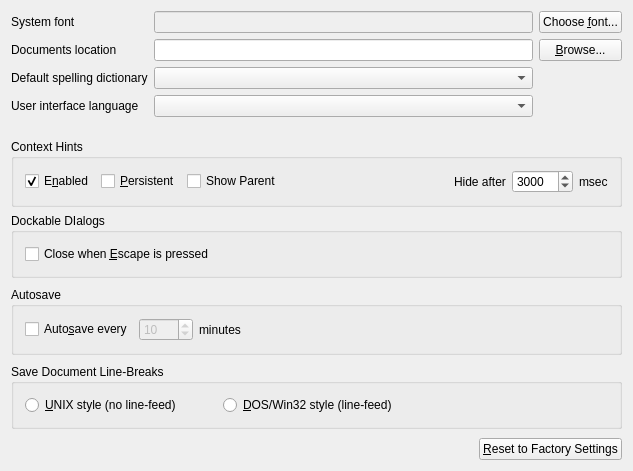
First picture: the form in serna/core/qt/GeneralPropertiesWidgetBase.ui, repository axmetishe/serna-free, before the edit.
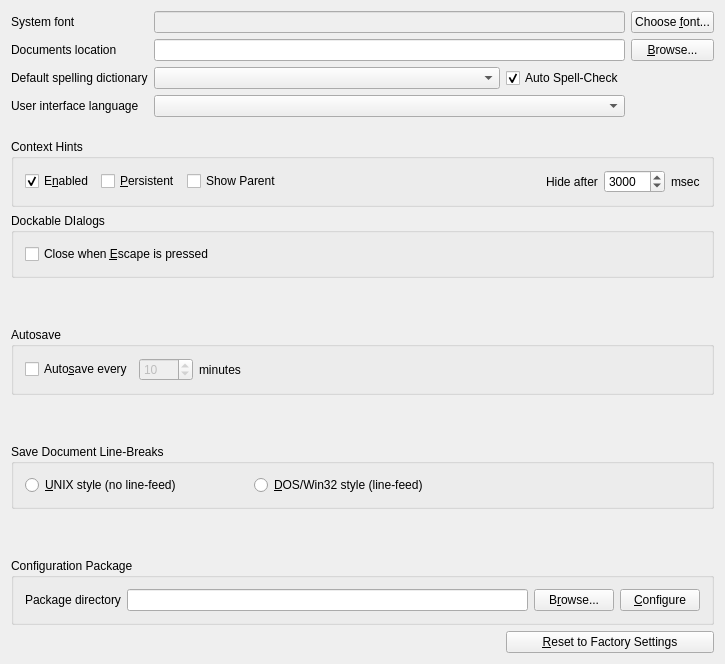
Second picture: the form after the edit.

```diff
--- a/serna/core/qt/GeneralPropertiesWidgetBase.ui
+++ b/serna/core/qt/GeneralPropertiesWidgetBase.ui
@@ -1,13 +1,13 @@
 <?xml version="1.0" encoding="UTF-8"?>
 <ui version="4.0">
  <class>GeneralPropertiesWidgetBase</class>
- <widget class="QWidget" name="GeneralPropertiesWidgetBase">
-  <property name="geometry">
+ <widget class="QWidget" name="GeneralPropertiesWidgetBase" >
+  <property name="geometry" >
    <rect>
     <x>0</x>
     <y>0</y>
-    <width>633</width>
-    <height>471</height>
+    <width>725</width>
+    <height>664</height>
    </rect>
   </property>
   <property name="windowTitle">
@@ -50,10 +50,10 @@
    <item row="1" column="1" colspan="4">
     <widget class="QLineEdit" name="docPathLineEdit_"/>
    </item>
-   <item row="2" column="1" colspan="4">
-    <widget class="QComboBox" name="spellDictCombo_">
-     <property name="sizePolicy">
-      <sizepolicy hsizetype="Minimum" vsizetype="Fixed">
+   <item row="2" column="1" colspan="3" >
+    <widget class="QComboBox" name="spellDictCombo_" >
+     <property name="sizePolicy" >
+      <sizepolicy vsizetype="Fixed" hsizetype="Minimum" >
        <horstretch>0</horstretch>
        <verstretch>0</verstretch>
       </sizepolicy>
@@ -421,7 +421,7 @@
      </property>
     </spacer>
    </item>
-   <item row="12" column="0" colspan="4">
+   <item row="13" column="0" colspan="4" >
     <spacer>
      <property name="orientation">
       <enum>Qt::Horizontal</enum>
@@ -437,10 +437,10 @@
      </property>
     </spacer>
    </item>
-   <item row="12" column="4" colspan="2">
-    <widget class="QPushButton" name="resetToFactorySettings_">
-     <property name="sizePolicy">
-      <sizepolicy hsizetype="Minimum" vsizetype="Fixed">
+   <item row="13" column="4" colspan="2" >
+    <widget class="QPushButton" name="resetToFactorySettings_" >
+     <property name="sizePolicy" >
+      <sizepolicy vsizetype="Fixed" hsizetype="Minimum" >
        <horstretch>0</horstretch>
        <verstretch>0</verstretch>
       </sizepolicy>
@@ -453,9 +453,83 @@
      </property>
     </widget>
    </item>
+   <item row="12" column="0" colspan="6" >
+    <widget class="QGroupBox" name="cfgGroupBox_" >
+     <property name="title" >
+      <string>Configuration Package</string>
+     </property>
+     <layout class="QHBoxLayout" >
+      <property name="spacing" >
+       <number>6</number>
+      </property>
+      <property name="margin" >
+       <number>11</number>
+      </property>
+      <item>
+       <widget class="QLabel" name="cfgApplyLabel_" >
+        <property name="text" >
+         <string>Package directory</string>
+        </property>
+       </widget>
+      </item>
+      <item>
+       <widget class="QLineEdit" name="cfgPkgDirEdit_" >
+        <property name="sizePolicy" >
+         <sizepolicy vsizetype="Fixed" hsizetype="Expanding" >
+          <horstretch>0</horstretch>
+          <verstretch>0</verstretch>
+         </sizepolicy>
+        </property>
+       </widget>
+      </item>
+      <item>
+       <widget class="QPushButton" name="browseCfgDirButton_" >
+        <property name="sizePolicy" >
+         <sizepolicy vsizetype="Fixed" hsizetype="Minimum" >
+          <horstretch>0</horstretch>
+          <verstretch>0</verstretch>
+         </sizepolicy>
+        </property>
+        <property name="text" >
+         <string>B&amp;rowse...</string>
+        </property>
+        <property name="shortcut" >
+         <string>Alt+R</string>
+        </property>
+       </widget>
+      </item>
+      <item>
+       <widget class="QPushButton" name="applyCfgPkgButton_" >
+        <property name="sizePolicy" >
+         <sizepolicy vsizetype="Fixed" hsizetype="Minimum" >
+          <horstretch>0</horstretch>
+          <verstretch>0</verstretch>
+         </sizepolicy>
+        </property>
+        <property name="text" >
+         <string>&amp;Configure</string>
+        </property>
+        <property name="shortcut" >
+         <string>Alt+C</string>
+        </property>
+       </widget>
+      </item>
+     </layout>
+    </widget>
+   </item>
+   <item row="2" column="4" >
+    <widget class="QCheckBox" name="autoSpellCheckBox_" >
+     <property name="text" >
+      <string>Auto Spell-Check</string>
+     </property>
+     <property name="checked" >
+      <bool>true</bool>
+     </property>
+    </widget>
+   </item>
   </layout>
  </widget>
- <layoutdefault spacing="6" margin="11"/>
+ <layoutdefault spacing="6" margin="11" />
  <pixmapfunction>qPixmapFromMimeSource</pixmapfunction>
  <tabstops>
   <tabstop>sysFontLineEdit_</tabstop>
```
Left out of the diff: 300 changed lines with no effect on the pictures.
